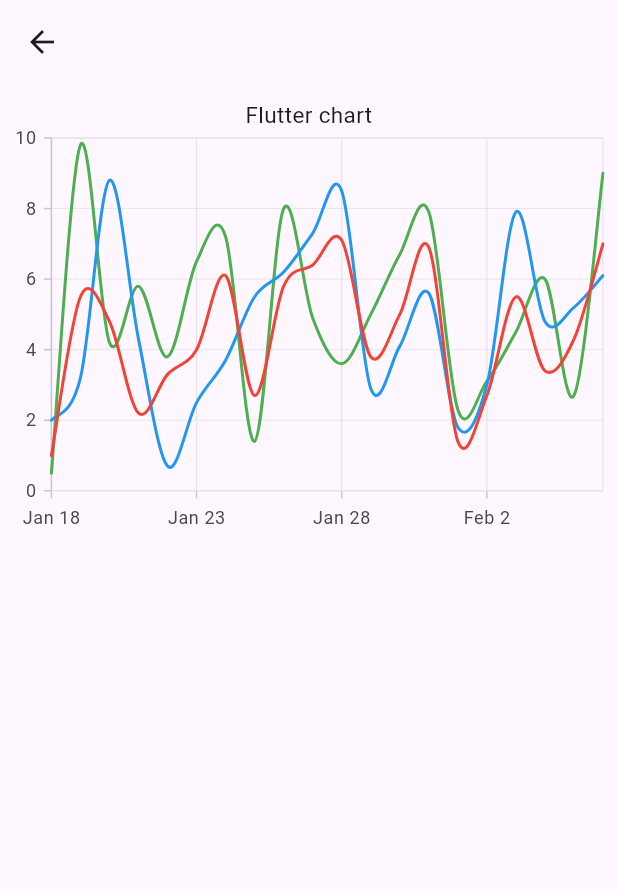
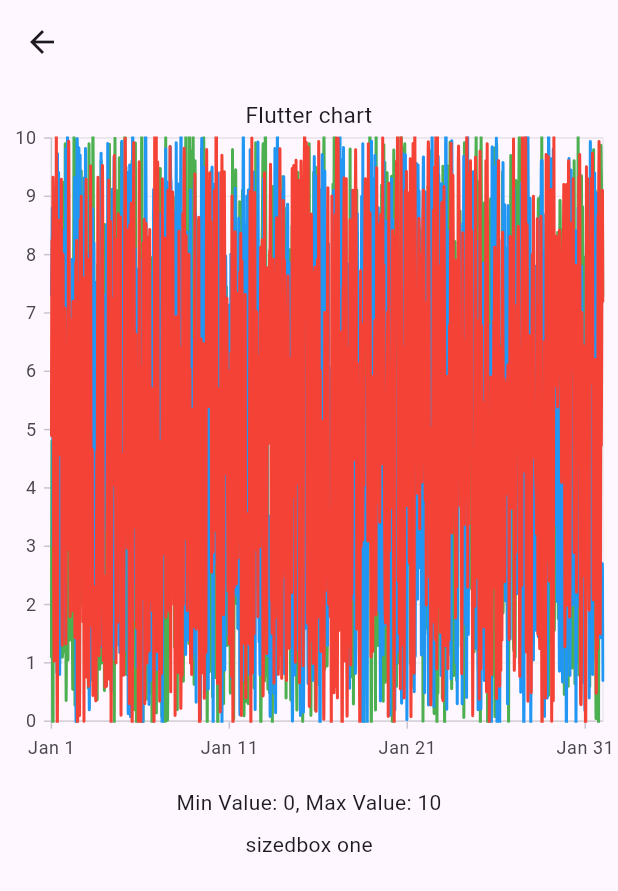
Before and after one commit to HaseefMohommed/Flutter-Syncfusion, a Flutter app: the screen it shows after launch, after a tap on "View Chart", on a phone screen of 412 x 824 dp. Shown: the top 891 px of the screen. Run offline on Flutter 3.47's test engine with Material 3 defaults, Android fonts, the phone set to English and light mode, and no system bars; our stand-ins replace syncfusion_flutter_charts.

Commit message:
updated chart with zooming and scrolling functionality

```diff
--- a/lib/chart_page.dart
+++ b/lib/chart_page.dart
@@ -3,33 +3,34 @@ import 'package:intl/intl.dart';
 import 'package:syncfusion_flutter_charts/charts.dart';
 
 class ChartPage extends StatelessWidget {
-  ChartPage({super.key});
+  final List<ChartData> chartData;
 
-  final List<ChartData> chartData = [
-    ChartData(DateTime(2024, 1, 18), 0.5, 2.0, 1.0),
-    ChartData(DateTime(2024, 1, 19), 9.8, 3.2, 5.5),
-    ChartData(DateTime(2024, 1, 20), 4.2, 8.8, 4.8),
-    ChartData(DateTime(2024, 1, 21), 5.8, 4.3, 2.2),
-    ChartData(DateTime(2024, 1, 22), 3.8, 0.7, 3.3),
-    ChartData(DateTime(2024, 1, 23), 6.5, 2.5, 4.0),
-    ChartData(DateTime(2024, 1, 24), 7.2, 3.7, 6.1),
-    ChartData(DateTime(2024, 1, 25), 1.4, 5.5, 2.7),
-    ChartData(DateTime(2024, 1, 26), 8.0, 6.2, 5.8),
-    ChartData(DateTime(2024, 1, 27), 4.9, 7.3, 6.4),
-    ChartData(DateTime(2024, 1, 28), 3.6, 8.5, 7.1),
-    ChartData(DateTime(2024, 1, 29), 5.0, 2.9, 3.8),
-    ChartData(DateTime(2024, 1, 30), 6.7, 4.1, 5.0),
-    ChartData(DateTime(2024, 1, 31), 7.9, 5.6, 6.9),
-    ChartData(DateTime(2024, 2, 1), 2.3, 1.8, 1.4),
-    ChartData(DateTime(2024, 2, 2), 3.1, 3.0, 2.7),
-    ChartData(DateTime(2024, 2, 3), 4.5, 7.9, 5.5),
-    ChartData(DateTime(2024, 2, 4), 6.0, 4.8, 3.4),
-    ChartData(DateTime(2024, 2, 5), 2.7, 5.2, 4.3),
-    ChartData(DateTime(2024, 2, 6), 9.0, 6.1, 7.0),
-  ];
+  const ChartPage({
+    super.key,
+    required this.chartData,
+  });
+
+  (int, int) getMinMaxValues() {
+    double minValue = double.infinity;
+    double maxValue = double.negativeInfinity;
+
+    for (var data in chartData) {
+      minValue = [data.firstValue, data.secondValue, data.thirdValue, minValue]
+          .reduce((a, b) => a < b ? a : b);
+      maxValue = [data.firstValue, data.secondValue, data.thirdValue, maxValue]
+          .reduce((a, b) => a > b ? a : b);
+    }
+
+    return (
+      minValue.floor(),
+      maxValue.ceil(),
+    );
+  }
 
   @override
   Widget build(BuildContext context) {
+    final (minYValue, maxYValue) = getMinMaxValues();
+
     return Scaffold(
       appBar: AppBar(),
       body: OrientationBuilder(
@@ -37,28 +38,35 @@ class ChartPage extends StatelessWidget {
           return LayoutBuilder(
             builder: (context, constraints) {
               double chartHeight = orientation == Orientation.portrait
-                  ? constraints.maxHeight * 0.4
+                  ? constraints.maxHeight * 0.6
                   : constraints.maxHeight;
               double chartWidth = constraints.maxWidth;
 
-              return Column(
+              return SingleChildScrollView(
+                child: Column(
                   children: [
                     SizedBox(
                       height: chartHeight,
                       width: chartWidth,
                       child: SfCartesianChart(
-                      title: const ChartTitle(text: 'Flutter chart'),
+                        title: const ChartTitle(
+                          text: 'Flutter chart',
+                        ),
+                        zoomPanBehavior: ZoomPanBehavior(
+                          enablePinching: true,
+                          enableDoubleTapZooming: true,
+                          enablePanning: true,
+                          zoomMode: ZoomMode.x,
+                        ),
                         primaryXAxis: DateTimeAxis(
-                        majorGridLines: const MajorGridLines(),
-                        axisLine: const AxisLine(width: 0),
+                          majorGridLines: const MajorGridLines(width: 0),
+                          axisLine: const AxisLine(width: 1),
                           dateFormat: DateFormat.MMMd(),
-                        intervalType: DateTimeIntervalType.days,
-                        interval: 5,
+                          intervalType: DateTimeIntervalType.auto,
                         ),
                         primaryYAxis: NumericAxis(
-                        minimum: 0,
-                        maximum: 10,
-                        interval: 2,
+                          minimum: minYValue.floorToDouble(),
+                          maximum: maxYValue.ceilToDouble(),
                           majorGridLines: MajorGridLines(
                             width: 0.5,
                             color: Colors.grey[300],
@@ -69,25 +77,52 @@ class ChartPage extends StatelessWidget {
                           SplineSeries<ChartData, DateTime>(
                             dataSource: chartData,
                             xValueMapper: (ChartData data, _) => data.date,
-                          yValueMapper: (ChartData data, _) => data.firstValue,
+                            yValueMapper: (ChartData data, _) =>
+                                data.firstValue,
                             color: Colors.green,
+                            splineType: SplineType.natural,
                           ),
                           SplineSeries<ChartData, DateTime>(
                             dataSource: chartData,
                             xValueMapper: (ChartData data, _) => data.date,
-                          yValueMapper: (ChartData data, _) => data.secondValue,
+                            yValueMapper: (ChartData data, _) =>
+                                data.secondValue,
                             color: Colors.blue,
+                            splineType: SplineType.natural,
                           ),
                           SplineSeries<ChartData, DateTime>(
                             dataSource: chartData,
                             xValueMapper: (ChartData data, _) => data.date,
-                          yValueMapper: (ChartData data, _) => data.thirdValue,
+                            yValueMapper: (ChartData data, _) =>
+                                data.thirdValue,
                             color: Colors.red,
+                            splineType: SplineType.natural,
+                          ),
+                        ],
+                        trackballBehavior: TrackballBehavior(
+                          enable: true,
+                          activationMode: ActivationMode.longPress,
+                          tooltipSettings: const InteractiveTooltip(
+                            format: 'point.x : point.y',
+                          ),
+                        ),
+                      ),
+                    ),
+                    Padding(
+                      padding: const EdgeInsets.all(8),
+                      child:
+                          Text('Min Value: $minYValue, Max Value: $maxYValue'),
+                    ),
+                    const SizedBox(
+                      height: 500,
+                      child: Text('sizedbox one'),
+                    ),
+                    const SizedBox(
+                      height: 500,
+                      child: Text('sizedbox two'),
                     ),
                   ],
                 ),
-                  ),
-                ],
               );
             },
           );
--- a/lib/main.dart
+++ b/lib/main.dart
@@ -1,5 +1,6 @@
 import 'package:flutter/material.dart';
 import 'package:flutter_syncfusion/chart_page.dart';
+import 'dart:math';
 
 void main() {
   runApp(const MyApp());
@@ -21,8 +22,34 @@ class MyApp extends StatelessWidget {
 class DashboardPage extends StatelessWidget {
   const DashboardPage({super.key});
 
+  static List<ChartData> generateChartData(int count) {
+    final random = Random();
+    final List<ChartData> data = [];
+    final startDate = DateTime(2024, 1, 1);
+    final endDate = DateTime(2024, 2, 1);
+
+    for (int i = 0; i < count; i++) {
+      final progress = i / (count - 1);
+      final currentDate = startDate.add(Duration(
+          milliseconds:
+              (endDate.difference(startDate).inMilliseconds * progress)
+                  .round()));
+
+      final firstValue = (random.nextDouble() * 10).toStringAsFixed(1);
+      final secondValue = (random.nextDouble() * 10).toStringAsFixed(1);
+      final thirdValue = (random.nextDouble() * 10).toStringAsFixed(1);
+
+      data.add(ChartData(currentDate, double.parse(firstValue),
+          double.parse(secondValue), double.parse(thirdValue)));
+    }
+
+    return data;
+  }
+
   @override
   Widget build(BuildContext context) {
+    final List<ChartData> chartData = generateChartData(1000);
+
     return Scaffold(
       appBar: AppBar(
         title: const Text('Dashboard'),
@@ -37,7 +64,9 @@ class DashboardPage extends StatelessWidget {
             Navigator.push(
               context,
               MaterialPageRoute(
-                builder: (context) => ChartPage(),
+                builder: (context) => ChartPage(
+                  chartData: chartData,
+                ),
               ),
             );
           },
```
Lines whose indentation alone changed are shown as unchanged.
